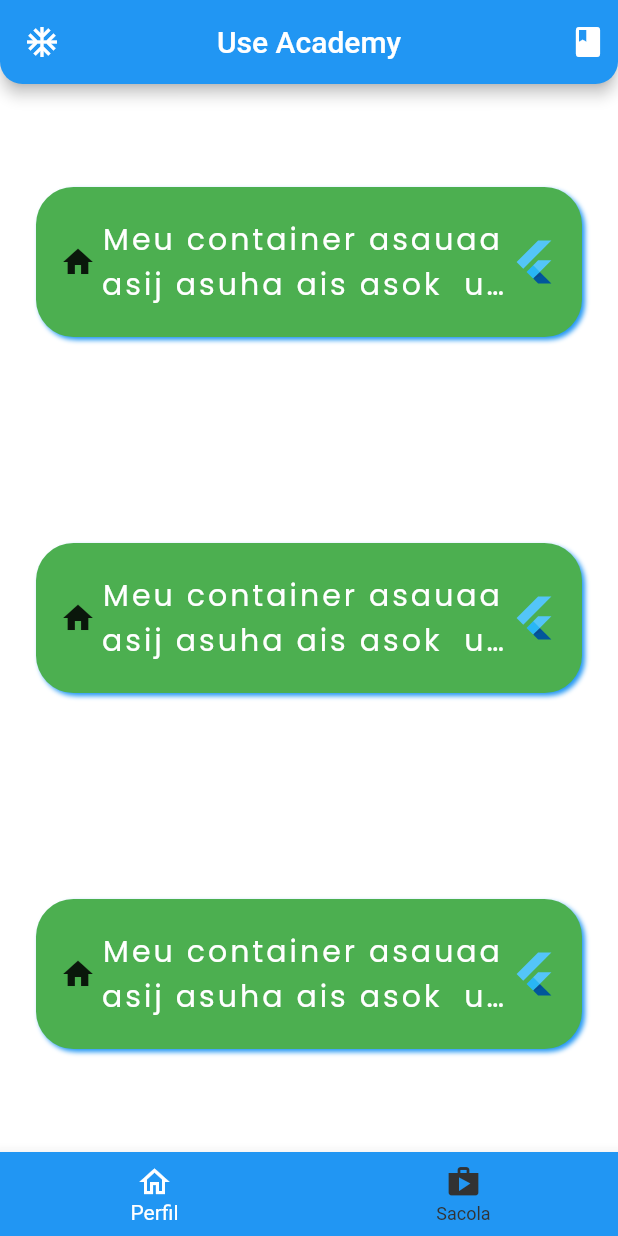
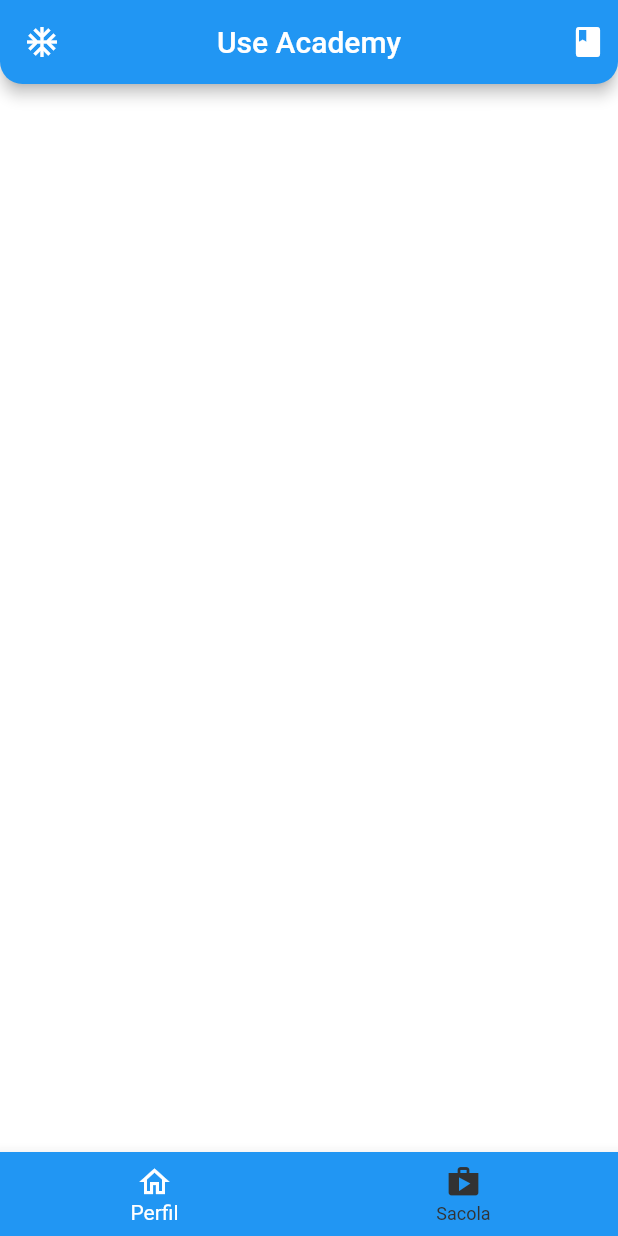
Before and after one commit to EduardoGPS-18/UseAcademy, a Flutter app: the screen it shows after launch, on a phone screen of 412 x 824 dp. Run offline on Flutter 3.47's test engine with Material 2 defaults, Android fonts, the phone set to English and light mode, and no system bars.

```diff
--- a/Flutter/use_academy_app/lib/main.dart
+++ b/Flutter/use_academy_app/lib/main.dart
@@ -1,5 +1,4 @@
 import 'package:flutter/material.dart';
-import 'package:google_fonts/google_fonts.dart';
 
 void main() {
   runApp(const MyApp());
@@ -35,18 +34,8 @@ class MyApp extends StatelessWidget {
           ),
         ),
         backgroundColor: const Color.fromRGBO(255, 255, 255, 1),
-        body: SafeArea(
-          child: Column(
-            // crossAxisAlignment: CrossAxisAlignment.stretch,
-            mainAxisAlignment: MainAxisAlignment.spaceAround,
-            children: const [
-              MyContainer(),
-              MyContainer(),
-              MyContainer(),
-            ],
-          ),
-        ),
         bottomNavigationBar: BottomNavigationBar(
+
           currentIndex: 0,
           backgroundColor: Theme.of(context).primaryColor,
           selectedItemColor: const Color.fromRGBO(255, 255, 255, 1),
@@ -66,53 +55,3 @@ class MyApp extends StatelessWidget {
     );
   }
 }
-
-class MyContainer extends StatelessWidget {
-  const MyContainer({
-    Key? key,
-  }) : super(key: key);
-
-  @override
-  Widget build(BuildContext context) {
-    return Container(
-      height: 100,
-      margin: const EdgeInsets.all(24),
-      padding: const EdgeInsets.all(16),
-      alignment: Alignment.center,
-      decoration: BoxDecoration(
-        borderRadius: BorderRadius.circular(25),
-        color: Colors.green,
-        boxShadow: const [
-          BoxShadow(
-            blurRadius: 2,
-            color: Colors.blue,
-            offset: Offset(2, 2),
-          ),
-        ],
-      ),
-      child: Row(
-        mainAxisAlignment: MainAxisAlignment.spaceBetween,
-        crossAxisAlignment: CrossAxisAlignment.center,
-        children: [
-          const Icon(Icons.home),
-          Expanded(
-            child: Text(
-              "Meu container asauaa asij asuha ais asok  uas asij",
-              maxLines: 2,
-              overflow: TextOverflow.ellipsis,
-              textAlign: TextAlign.center,
-              style: GoogleFonts.poppins(
-                color: Colors.white,
-                fontSize: 20,
-                letterSpacing: 2,
-              ),
-            ),
-          ),
-          const FlutterLogo(
-            size: 32,
-          ),
-        ],
-      ),
-    );
-  }
-}
```
